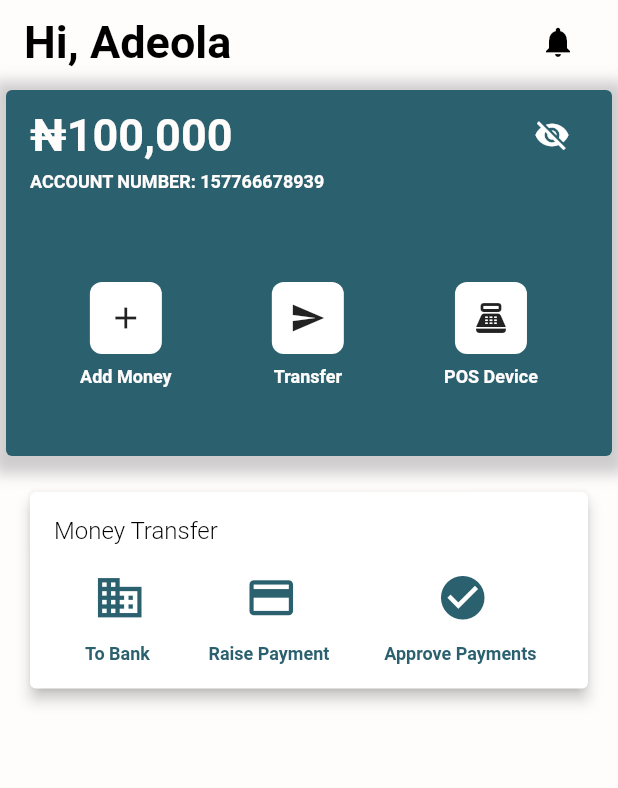
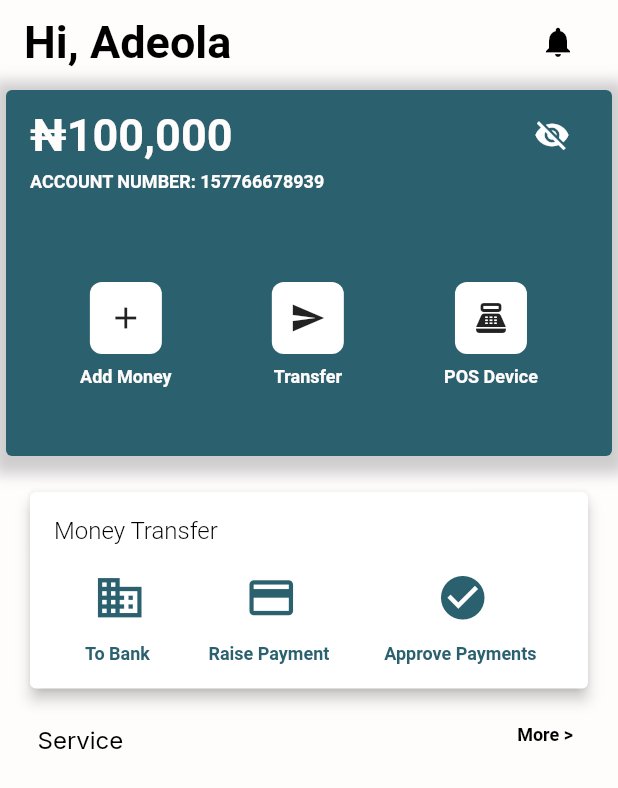
Before and after one commit to OkoroaforKelechiDivine/onchain-strip-X-base-payment-method, a Flutter app: the HomePageScreen screen opened by its route, on a phone screen of 412 x 824 dp. Shown: the top 788 px of the screen. Run offline on Flutter 3.47's test engine with Material 2 defaults, Android fonts, the light colour scheme and no system bars; our stand-ins replace get, google_fonts; Roboto replaces fonts that are missing (Philosopher).

Commit message:
made fixes

```diff
--- a/lib/screens/home_page/home_page_screen.dart
+++ b/lib/screens/home_page/home_page_screen.dart
@@ -32,7 +32,8 @@ class HomePageScreen extends StatelessWidget {
           ],
         ),
       ),
-      body: Column(
+      body: SingleChildScrollView(
+        child: Column(
           crossAxisAlignment: CrossAxisAlignment.start,
           children: [
             Container(
@@ -118,7 +119,9 @@ class HomePageScreen extends StatelessWidget {
                                 ),
                                 child: IconButton(
                                   icon: const Icon(Icons.send),
-                                onPressed: () {},
+                                  onPressed: () {
+                                    Navigator.of(context).pushReplacementNamed('/login');
+                                  },
                                 ),
                               ),
                               const SizedBox(height: 8),
@@ -141,9 +144,7 @@ class HomePageScreen extends StatelessWidget {
                                 ),
                                 child: IconButton(
                                   icon: const Icon(Icons.point_of_sale),
-                                onPressed: () {
-                                  // Implement your transfer logic here
-                                },
+                                  onPressed: () {},
                                 ),
                               ),
                               const SizedBox(height: 8),
@@ -245,7 +246,34 @@ class HomePageScreen extends StatelessWidget {
                 ),
               ),
             ),
+            const SizedBox(height: 20),
+            Padding(
+              padding: const EdgeInsets.fromLTRB(25.0, 0.0, 30.0, 0.0),
+              child: Row(
+                crossAxisAlignment: CrossAxisAlignment.start,
+                children: [
+                  Text(
+                    'Service',
+                    style: GoogleFonts.inter(
+                      fontSize: AppFontSize.size16,
+                      fontWeight: FontWeight.w400,
+                      color: AppColors.lightBlack,
+                    ),
+                  ),
+                  const Spacer(),
+                  const Text(
+                    'More >',
+                    style: TextStyle(
+                      fontSize: AppFontSize.size12,
+                      fontWeight: AppFontWeight.bold,
+                      color: AppColors.lightBlack,
+                    ),
+                  ),
                 ],
+              ),
+            ),
+          ],
+        ),
       ),
     );
   }
```
Lines whose indentation alone changed are shown as unchanged.
